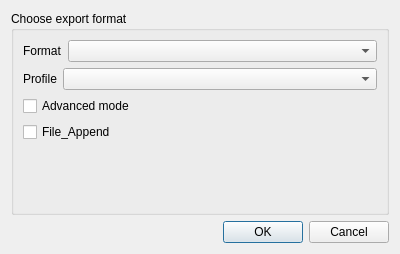
Above: Source/GUI/Qt/export.ui from MediaArea/MediaInfo before the change. Below: the same form after it.
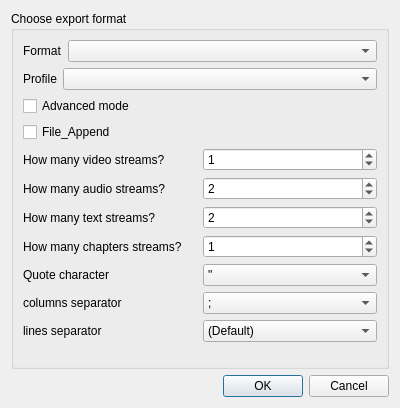
That is the form after the change.

Commit message: Qt GUI: Port CSV export from VCL GUI

The edit to the form file:
```diff
--- a/Source/GUI/Qt/export.ui
+++ b/Source/GUI/Qt/export.ui
@@ -7,7 +7,7 @@
     <x>0</x>
     <y>0</y>
     <width>400</width>
-    <height>254</height>
+    <height>408</height>
    </rect>
   </property>
   <property name="windowTitle">
@@ -19,29 +19,8 @@
      <property name="title">
       <string>Choose export format</string>
      </property>
-     <layout class="QVBoxLayout" name="verticalLayout_2">
-      <item>
-       <layout class="QHBoxLayout" name="horizontalLayout">
-        <item>
-         <widget class="QLabel" name="label">
-          <property name="text">
-           <string>Format</string>
-          </property>
-         </widget>
-        </item>
-        <item>
-         <widget class="QComboBox" name="comboBoxMode">
-          <property name="sizePolicy">
-           <sizepolicy hsizetype="MinimumExpanding" vsizetype="Fixed">
-            <horstretch>0</horstretch>
-            <verstretch>0</verstretch>
-           </sizepolicy>
-          </property>
-         </widget>
-        </item>
-       </layout>
-      </item>
-      <item>
+     <layout class="QGridLayout" name="gridLayout">
+      <item row="1" column="0" colspan="2">
        <layout class="QHBoxLayout" name="horizontalLayout_2">
         <item>
          <widget class="QLabel" name="label_2">
@@ -62,21 +41,100 @@
         </item>
        </layout>
       </item>
-      <item>
-       <widget class="QCheckBox" name="checkBoxAdvanced">
+      <item row="5" column="0">
+       <widget class="QLabel" name="label_3">
         <property name="text">
-         <string>Advanced mode</string>
+         <string>How many video streams?</string>
         </property>
        </widget>
       </item>
-      <item>
+      <item row="8" column="0">
+       <widget class="QLabel" name="label_6">
+        <property name="text">
+         <string>How many chapters streams?</string>
+        </property>
+       </widget>
+      </item>
+      <item row="9" column="0">
+       <widget class="QLabel" name="label_7">
+        <property name="text">
+         <string>Quote character</string>
+        </property>
+       </widget>
+      </item>
+      <item row="3" column="0" colspan="2">
        <widget class="QCheckBox" name="appendToFile">
         <property name="text">
          <string>File_Append</string>
         </property>
        </widget>
       </item>
-      <item>
+      <item row="8" column="1">
+       <widget class="QSpinBox" name="CSV_Stream_Other">
+        <property name="value">
+         <number>1</number>
+        </property>
+       </widget>
+      </item>
+      <item row="6" column="0">
+       <widget class="QLabel" name="label_4">
+        <property name="text">
+         <string>How many audio streams?</string>
+        </property>
+       </widget>
+      </item>
+      <item row="7" column="0">
+       <widget class="QLabel" name="label_5">
+        <property name="text">
+         <string>How many text streams?</string>
+        </property>
+       </widget>
+      </item>
+      <item row="0" column="0" colspan="2">
+       <layout class="QHBoxLayout" name="horizontalLayout">
+        <item>
+         <widget class="QLabel" name="label">
+          <property name="text">
+           <string>Format</string>
+          </property>
+         </widget>
+        </item>
+        <item>
+         <widget class="QComboBox" name="comboBoxMode">
+          <property name="sizePolicy">
+           <sizepolicy hsizetype="MinimumExpanding" vsizetype="Fixed">
+            <horstretch>0</horstretch>
+            <verstretch>0</verstretch>
+           </sizepolicy>
+          </property>
+         </widget>
+        </item>
+       </layout>
+      </item>
+      <item row="6" column="1">
+       <widget class="QSpinBox" name="CSV_Stream_Audio">
+        <property name="value">
+         <number>2</number>
+        </property>
+       </widget>
+      </item>
+      <item row="5" column="1">
+       <widget class="QSpinBox" name="CSV_Stream_Video">
+        <property name="value">
+         <number>1</number>
+        </property>
+       </widget>
+      </item>
+      <item row="9" column="1">
+       <widget class="QComboBox" name="CSV_Quote">
+        <item>
+         <property name="text">
+          <string>&quot;</string>
+         </property>
+        </item>
+       </widget>
+      </item>
+      <item row="12" column="0">
        <spacer name="verticalSpacer">
         <property name="orientation">
          <enum>Qt::Orientation::Vertical</enum>
@@ -89,6 +147,72 @@
         </property>
        </spacer>
       </item>
+      <item row="2" column="0" colspan="2">
+       <widget class="QCheckBox" name="checkBoxAdvanced">
+        <property name="text">
+         <string>Advanced mode</string>
+        </property>
+       </widget>
+      </item>
+      <item row="7" column="1">
+       <widget class="QSpinBox" name="CSV_Stream_Text">
+        <property name="value">
+         <number>2</number>
+        </property>
+       </widget>
+      </item>
+      <item row="10" column="1">
+       <widget class="QComboBox" name="CSV_Separator_Col">
+        <item>
+         <property name="text">
+          <string>;</string>
+         </property>
+        </item>
+        <item>
+         <property name="text">
+          <string>,</string>
+         </property>
+        </item>
+        <item>
+         <property name="text">
+          <string>(Tab)</string>
+         </property>
+        </item>
+       </widget>
+      </item>
+      <item row="10" column="0">
+       <widget class="QLabel" name="label_8">
+        <property name="text">
+         <string>columns separator</string>
+        </property>
+       </widget>
+      </item>
+      <item row="11" column="0">
+       <widget class="QLabel" name="label_9">
+        <property name="text">
+         <string>lines separator</string>
+        </property>
+       </widget>
+      </item>
+      <item row="11" column="1">
+       <widget class="QComboBox" name="CSV_Separator_Line">
+        <item>
+         <property name="text">
+          <string>(Default)</string>
+         </property>
+        </item>
+        <item>
+         <property name="text">
+          <string>\r\n</string>
+         </property>
+        </item>
+        <item>
+         <property name="text">
+          <string>\n</string>
+         </property>
+        </item>
+       </widget>
+      </item>
      </layout>
     </widget>
    </item>
```
The commit also changes 3 other files.
